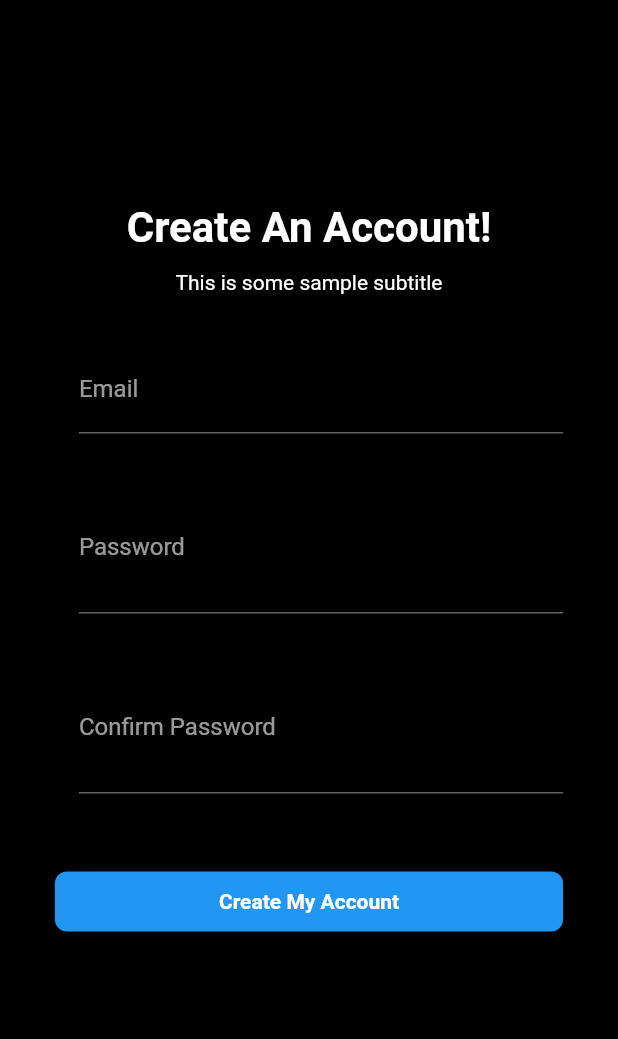
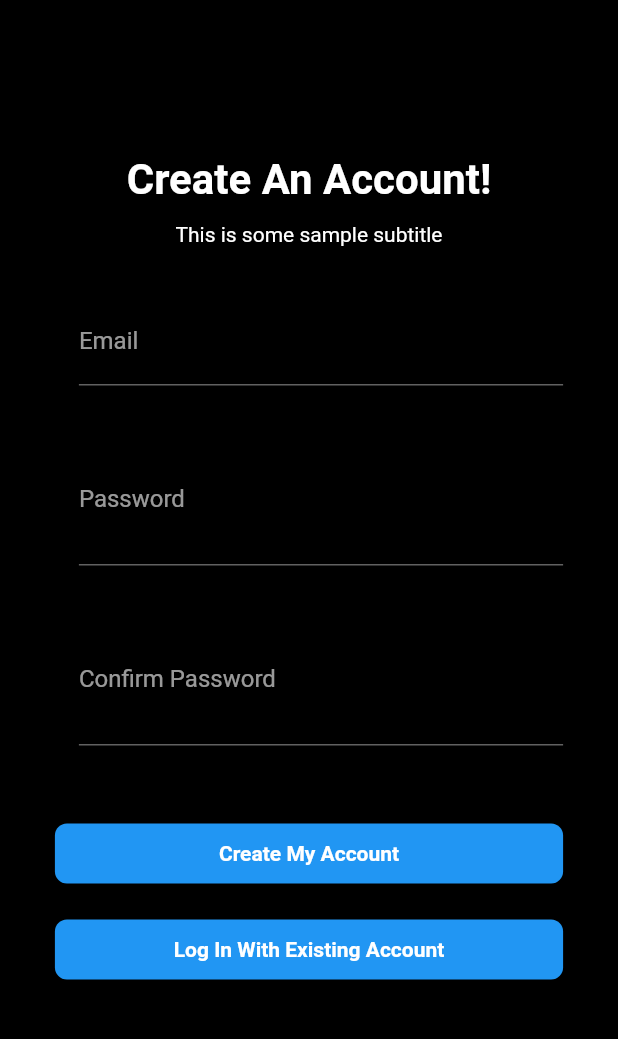
Before and after one commit to ernpao/hover, a Flutter app: the screen it shows after launch, on a phone screen of 412 x 824 dp, the part 84-1123 px from its top. Run offline on Flutter 3.47's test engine with Material 2 defaults, Android fonts, the phone set to English and light mode, and no system bars; our stand-ins replace shared_preferences.

Commit message:
Added the children property to forms.

```diff
--- a/example/lib/app/forms/login_form_example.dart
+++ b/example/lib/app/forms/login_form_example.dart
@@ -18,6 +18,18 @@ class LoginFormExample extends HoverPage {
                       "Sign in form submitted. Email: $email Password: $password");
                   Hover.router.navigateTo("/profile", context);
                 },
+                children: [
+                  HoverCallToActionButton(
+                    text: "Create A New Account",
+                    onPressed: () {
+                      Hover.router.navigateTo(
+                        "/sign-up-form-example",
+                        context,
+                        push: true,
+                      );
+                    },
+                  )
+                ],
               ),
             ],
           ),
@@ -27,5 +39,5 @@ class LoginFormExample extends HoverPage {
   }
 
   @override
-  String get routeName => "/Sign in-form-example";
+  String get routeName => "/login-in-form-example";
 }
--- a/example/lib/app/forms/sign_up_form_example.dart
+++ b/example/lib/app/forms/sign_up_form_example.dart
@@ -24,6 +24,18 @@ class SignUpFormExample extends HoverPage {
                 requireLowercase: true,
                 requireUppercase: true,
                 requireSpecialCharacters: true,
+                children: [
+                  HoverCallToActionButton(
+                    text: "Log In With Existing Account",
+                    onPressed: () {
+                      Hover.router.navigateTo(
+                        "/login-in-form-example",
+                        context,
+                        push: true,
+                      );
+                    },
+                  )
+                ],
               ),
             ],
           ),
--- a/lib/src/widgets/forms/base/custom_form.dart
+++ b/lib/src/widgets/forms/base/custom_form.dart
@@ -34,6 +34,8 @@ abstract class CustomForm extends StatefulWidget {
   final List<CustomFormField> fields;
   final Function(Map<String, String>) onSubmit;
 
+  final List<Widget>? children;
+
   CustomForm({
     this.subtitle,
     this.subtitleFontSize,
@@ -53,6 +55,7 @@ abstract class CustomForm extends StatefulWidget {
     this.titleFontSize,
     this.titleColor,
     this.titleFontWeight,
+    this.children,
   });
 
   @override
@@ -170,7 +173,7 @@ class _CustomFormState extends State<CustomForm> {
             key: _formKey,
             child: Column(
               crossAxisAlignment: CrossAxisAlignment.stretch,
-              children: children,
+              children: children..addAll(widget.children ?? []),
             ),
           ),
         ),
--- a/lib/src/widgets/forms/hover_email_login_form.dart
+++ b/lib/src/widgets/forms/hover_email_login_form.dart
@@ -24,6 +24,7 @@ class HoverEmailLoginForm extends CustomForm {
     Color? subtitleColor,
     double? subtitleFontSize,
     FontWeight? subtitleFontWeight,
+    List<Widget>? children,
   }) : super(
           formName: formName,
           title: title ?? "Welcome Back!",
@@ -50,5 +51,6 @@ class HoverEmailLoginForm extends CustomForm {
             String? password = map[HoverPasswordField.fieldName];
             onSubmit(email, password);
           },
+          children: children,
         );
 }
--- a/lib/src/widgets/forms/hover_email_sign_up_form.dart
+++ b/lib/src/widgets/forms/hover_email_sign_up_form.dart
@@ -28,6 +28,7 @@ class HoverEmailSignUpForm extends CustomForm {
     bool? requireLowercase,
     bool? requireUppercase,
     bool? requireSpecialCharacters,
+    List<Widget>? children,
   }) {
     return HoverEmailSignUpForm._(
       formName: formName,
@@ -53,6 +54,7 @@ class HoverEmailSignUpForm extends CustomForm {
       subtitleColor: subtitleColor,
       subtitleFontSize: subtitleFontSize,
       subtitleFontWeight: subtitleFontWeight,
+      children: children,
     );
   }
 
@@ -75,6 +77,7 @@ class HoverEmailSignUpForm extends CustomForm {
     FontWeight? subtitleFontWeight,
     required HoverPasswordField passwordField,
     required Function(String? email, String? password) onSubmit,
+    List<Widget>? children,
   }) : super(
           formName: formName,
           title: title ?? "Sign Up",
@@ -102,5 +105,6 @@ class HoverEmailSignUpForm extends CustomForm {
             String? password = map[HoverPasswordField.fieldName];
             onSubmit(email, password);
           },
+          children: children,
         );
 }
--- a/lib/src/widgets/forms/hover_login_form.dart
+++ b/lib/src/widgets/forms/hover_login_form.dart
@@ -24,6 +24,7 @@ class HoverLoginForm extends CustomForm {
     Color? subtitleColor,
     double? subtitleFontSize,
     FontWeight? subtitleFontWeight,
+    List<Widget>? children,
   }) : super(
           formName: formName,
           title: title ?? "Welcome Back!",
@@ -53,5 +54,6 @@ class HoverLoginForm extends CustomForm {
           subtitleColor: subtitleColor,
           subtitleFontSize: subtitleFontSize,
           subtitleFontWeight: subtitleFontWeight,
+          children: children,
         );
 }
--- a/lib/src/widgets/forms/hover_password_reset_form.dart
+++ b/lib/src/widgets/forms/hover_password_reset_form.dart
@@ -23,6 +23,7 @@ class HoverPasswordResetForm extends CustomForm {
     Color? subtitleColor,
     double? subtitleFontSize,
     FontWeight? subtitleFontWeight,
+    List<Widget>? children,
   }) : super(
           formName: formName,
           title: title ?? "Reset Your Password",
@@ -48,5 +49,6 @@ class HoverPasswordResetForm extends CustomForm {
             String? email = map[HoverEmailField.fieldName];
             onSubmit(email);
           },
+          children: children,
         );
 }
```
Also changed, not shown: 1 other file.
